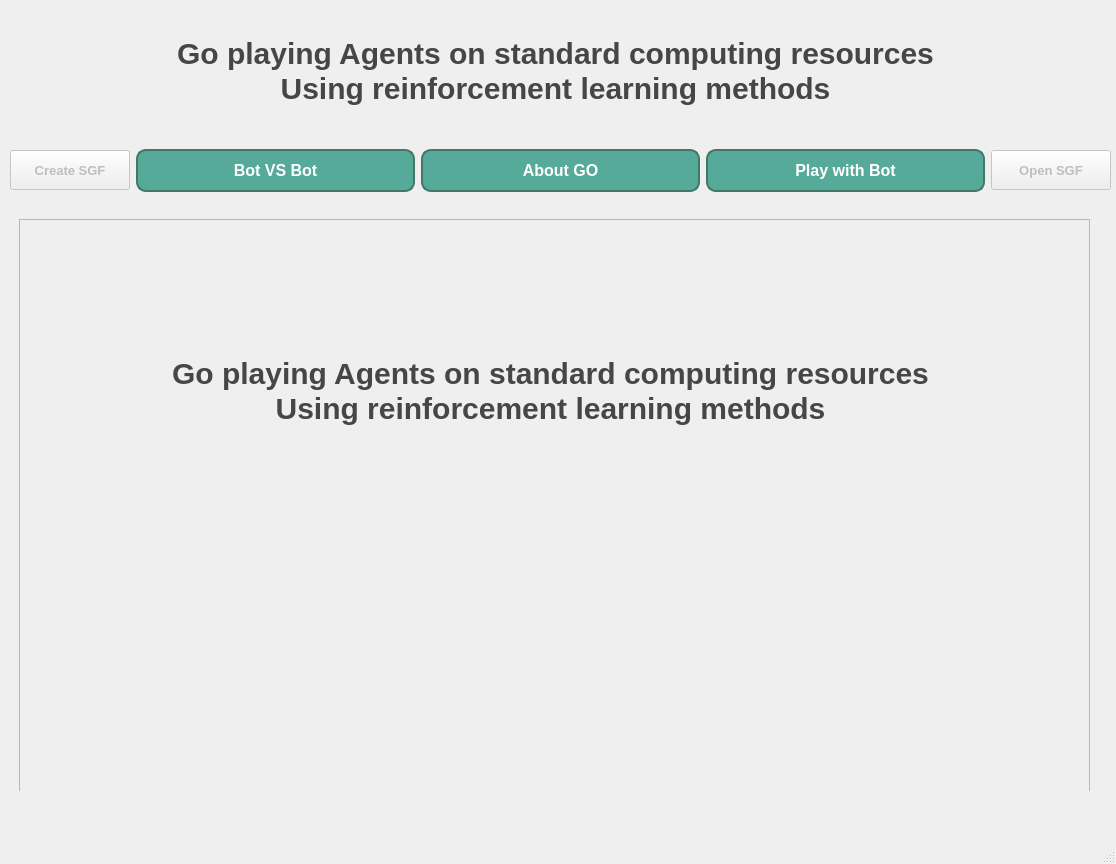
The window that gui/designs/MainMenuPage.ui (DariMe20/GoGameProject) describes before a commit, drawn with Qt 5.
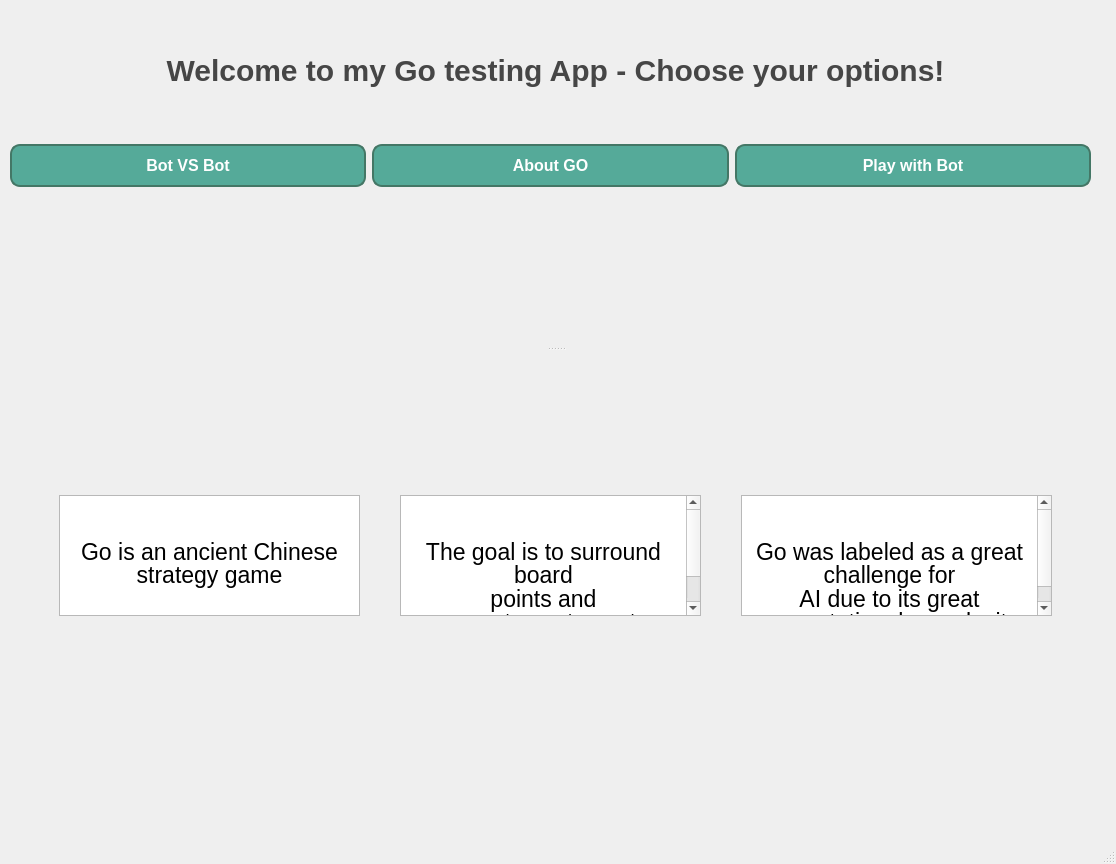
The same window after the commit. The open tabs and pages were chosen to show the change. Icons and pictures are not drawn.

Patch:
```diff
--- a/gui/designs/MainMenuPage.ui
+++ b/gui/designs/MainMenuPage.ui
@@ -31,8 +31,8 @@
      <rect>
       <x>10</x>
       <y>130</y>
-      <width>1101</width>
-      <height>81</height>
+                        <width>1081</width>
+                        <height>71</height>
      </rect>
     </property>
     <property name="minimumSize">
@@ -42,42 +42,6 @@
      </size>
     </property>
     <layout class="QHBoxLayout" name="horizontalLayout_2">
-     <item>
-      <widget class="QPushButton" name="pushButton_CreateSGF">
-       <property name="enabled">
-        <bool>false</bool>
-       </property>
-       <property name="maximumSize">
-        <size>
-         <width>120</width>
-         <height>40</height>
-        </size>
-       </property>
-       <property name="font">
-        <font>
-         <family>MS Shell Dlg 2</family>
-         <pointsize>10</pointsize>
-         <weight>75</weight>
-         <bold>true</bold>
-        </font>
-       </property>
-       <property name="cursor">
-        <cursorShape>PointingHandCursor</cursorShape>
-       </property>
-       <property name="text">
-        <string>Create SGF</string>
-       </property>
-       <property name="autoDefault">
-        <bool>false</bool>
-       </property>
-       <property name="default">
-        <bool>false</bool>
-       </property>
-       <property name="flat">
-        <bool>false</bool>
-       </property>
-      </widget>
-     </item>
      <item>
       <widget class="QPushButton" name="pushButton_BotVBot">
        <property name="minimumSize">
@@ -243,48 +207,6 @@
        </property>
       </widget>
      </item>
-     <item>
-      <widget class="QPushButton" name="pushButton_EditSGF">
-       <property name="enabled">
-        <bool>false</bool>
-       </property>
-       <property name="minimumSize">
-        <size>
-         <width>120</width>
-         <height>40</height>
-        </size>
-       </property>
-       <property name="maximumSize">
-        <size>
-         <width>120</width>
-         <height>40</height>
-        </size>
-       </property>
-       <property name="font">
-        <font>
-         <family>MS Shell Dlg 2</family>
-         <pointsize>10</pointsize>
-         <weight>75</weight>
-         <bold>true</bold>
-        </font>
-       </property>
-       <property name="cursor">
-        <cursorShape>PointingHandCursor</cursorShape>
-       </property>
-       <property name="text">
-        <string>Open SGF</string>
-       </property>
-       <property name="autoDefault">
-        <bool>false</bool>
-       </property>
-       <property name="default">
-        <bool>false</bool>
-       </property>
-       <property name="flat">
-        <bool>false</bool>
-       </property>
-      </widget>
-     </item>
     </layout>
    </widget>
    <widget class="QLabel" name="label">
@@ -313,8 +235,7 @@
             }</string>
     </property>
     <property name="text">
-     <string>Go playing Agents on standard computing resources 
-Using reinforcement learning methods</string>
+                    <string>Welcome to my Go testing App - Choose your options!</string>
     </property>
     <property name="scaledContents">
      <bool>true</bool>
@@ -386,7 +307,7 @@
         <x>9</x>
         <y>9</y>
         <width>1071</width>
-        <height>601</height>
+                                <height>571</height>
        </rect>
       </property>
       <layout class="QVBoxLayout" name="verticalLayout_2">
@@ -401,49 +322,194 @@
             <x>0</x>
             <y>0</y>
             <width>1067</width>
-            <height>597</height>
+                                                <height>567</height>
            </rect>
           </property>
           <widget class="QLabel" name="label_2">
            <property name="geometry">
             <rect>
-             <x>70</x>
-             <y>80</y>
-             <width>921</width>
-             <height>181</height>
-            </rect>
-           </property>
-           <property name="font">
-            <font>
-             <pointsize>-1</pointsize>
-             <weight>75</weight>
-             <bold>true</bold>
-            </font>
-           </property>
-           <property name="styleSheet">
-            <string notr="true">QLabel {
-                font-size: 30px;
-                font-weight: bold;
-                color: rgb(70, 70, 70);
-                padding: 20px;
-
-            }</string>
-           </property>
+                                                    <x>0</x>
+                                                    <y>0</y>
+                                                    <width>1071</width>
+                                                    <height>571</height>
+                                                </rect>
+                                            </property>
+                                            <property name="text">
+                                                <string/>
+                                            </property>
+                                            <property name="pixmap">
+                                                <pixmap>../../../Background.png</pixmap>
+                                            </property>
+                                            <property name="scaledContents">
+                                                <bool>true</bool>
+                                            </property>
+                                        </widget>
+                                    </widget>
+                                </widget>
+                            </item>
+                        </layout>
+                    </widget>
+                </widget>
+                <widget class="QWidget" name="page_AboutGo">
+                    <widget class="QSplitter" name="splitter">
+                        <property name="geometry">
+                            <rect>
+                                <x>15</x>
+                                <y>90</y>
+                                <width>1061</width>
+                                <height>461</height>
+                            </rect>
+                        </property>
+                        <property name="orientation">
+                            <enum>Qt::Vertical</enum>
+                        </property>
+                        <widget class="QWidget" name="">
+                            <layout class="QGridLayout" name="gridLayout_3">
+                                <item row="0" column="0">
+                                    <widget class="QLabel" name="label_3">
+                                        <property name="maximumSize">
+                                            <size>
+                                                <width>291</width>
+                                                <height>261</height>
+                                            </size>
+                                        </property>
            <property name="text">
-            <string>Go playing Agents on standard computing resources 
-Using reinforcement learning methods</string>
-           </property>
+                                            <string/>
+                                        </property>
+                                        <property name="pixmap">
+                                            <pixmap>../../../Picture2.jpg</pixmap>
+                                        </property>
            <property name="scaledContents">
             <bool>true</bool>
            </property>
-           <property name="alignment">
-            <set>Qt::AlignCenter</set>
-           </property>
-          </widget>
-         </widget>
-        </widget>
-       </item>
-      </layout>
+                                    </widget>
+                                </item>
+                                <item row="0" column="1">
+                                    <widget class="QLabel" name="label_7">
+                                        <property name="maximumSize">
+                                            <size>
+                                                <width>291</width>
+                                                <height>261</height>
+                                            </size>
+                                        </property>
+                                        <property name="text">
+                                            <string/>
+                                        </property>
+                                        <property name="pixmap">
+                                            <pixmap>../../../Picture3.jpg</pixmap>
+                                        </property>
+                                        <property name="scaledContents">
+                                            <bool>true</bool>
+                                        </property>
+                                    </widget>
+                                </item>
+                                <item row="0" column="2">
+                                    <widget class="QLabel" name="label_8">
+                                        <property name="maximumSize">
+                                            <size>
+                                                <width>291</width>
+                                                <height>261</height>
+                                            </size>
+                                        </property>
+                                        <property name="text">
+                                            <string/>
+                                        </property>
+                                        <property name="pixmap">
+                                            <pixmap>../../../Picture4.jpg</pixmap>
+                                        </property>
+                                        <property name="scaledContents">
+                                            <bool>true</bool>
+                                        </property>
+                                    </widget>
+                                </item>
+                            </layout>
+                        </widget>
+                        <widget class="QWidget" name="">
+                            <layout class="QGridLayout" name="gridLayout_4">
+                                <item row="0" column="0">
+                                    <widget class="QTextBrowser" name="textBrowser">
+                                        <property name="maximumSize">
+                                            <size>
+                                                <width>301</width>
+                                                <height>121</height>
+                                            </size>
+                                        </property>
+                                        <property name="html">
+                                            <string>&lt;!DOCTYPE HTML PUBLIC &quot;-//W3C//DTD HTML 4.0//EN&quot; &quot;http://www.w3.org/TR/REC-html40/strict.dtd&quot;&gt;
+                                                &lt;html&gt;&lt;head&gt;&lt;meta name=&quot;qrichtext&quot; content=&quot;1&quot;
+                                                /&gt;&lt;style type=&quot;text/css&quot;&gt;
+                                                p, li { white-space: pre-wrap; }
+                                                &lt;/style&gt;&lt;/head&gt;&lt;body style=&quot; font-family:'MS Shell
+                                                Dlg 2';
+                                                font-size:15.75pt; font-weight:400; font-style:normal;&quot;&gt;
+                                                &lt;p align=&quot;center&quot; style=&quot; margin-top:0px;
+                                                margin-bottom:0px;
+                                                margin-left:0px; margin-right:0px; -qt-block-indent:0; text-indent:0px;
+                                                line-height:90%;&quot;&gt;&lt;span style=&quot; font-family:'Aptos';
+                                                font-size:17pt; color:#000000;&quot;&gt;Go is an ancient Chinese
+                                                strategy game&lt;/span&gt;&lt;span
+                                                style=&quot; font-size:16pt;&quot;&gt; &lt;/span&gt;&lt;/p&gt;&lt;/body&gt;&lt;/html&gt;
+                                            </string>
+                                        </property>
+                                    </widget>
+                                </item>
+                                <item row="0" column="1">
+                                    <widget class="QTextBrowser" name="textBrowser_2">
+                                        <property name="maximumSize">
+                                            <size>
+                                                <width>301</width>
+                                                <height>121</height>
+                                            </size>
+                                        </property>
+                                        <property name="html">
+                                            <string>&lt;!DOCTYPE HTML PUBLIC &quot;-//W3C//DTD HTML 4.0//EN&quot; &quot;http://www.w3.org/TR/REC-html40/strict.dtd&quot;&gt;
+                                                &lt;html&gt;&lt;head&gt;&lt;meta name=&quot;qrichtext&quot; content=&quot;1&quot;
+                                                /&gt;&lt;style type=&quot;text/css&quot;&gt;
+                                                p, li { white-space: pre-wrap; }
+                                                &lt;/style&gt;&lt;/head&gt;&lt;body style=&quot; font-family:'MS Shell
+                                                Dlg 2';
+                                                font-size:15.75pt; font-weight:400; font-style:normal;&quot;&gt;
+                                                &lt;p align=&quot;center&quot; style=&quot; margin-top:0px;
+                                                margin-bottom:0px;
+                                                margin-left:0px; margin-right:0px; -qt-block-indent:0; text-indent:0px;
+                                                line-height:90%;&quot;&gt;&lt;span style=&quot; font-family:'Aptos';
+                                                font-size:17pt; color:#000000;&quot;&gt;The goal is to surround board
+                                                points and
+                                                enemy stones to capture them. &lt;/span&gt;&lt;/p&gt;&lt;/body&gt;&lt;/html&gt;
+                                            </string>
+                                        </property>
+                                    </widget>
+                                </item>
+                                <item row="0" column="2">
+                                    <widget class="QTextBrowser" name="textBrowser_3">
+                                        <property name="maximumSize">
+                                            <size>
+                                                <width>311</width>
+                                                <height>121</height>
+                                            </size>
+                                        </property>
+                                        <property name="html">
+                                            <string>&lt;!DOCTYPE HTML PUBLIC &quot;-//W3C//DTD HTML 4.0//EN&quot; &quot;http://www.w3.org/TR/REC-html40/strict.dtd&quot;&gt;
+                                                &lt;html&gt;&lt;head&gt;&lt;meta name=&quot;qrichtext&quot; content=&quot;1&quot;
+                                                /&gt;&lt;style type=&quot;text/css&quot;&gt;
+                                                p, li { white-space: pre-wrap; }
+                                                &lt;/style&gt;&lt;/head&gt;&lt;body style=&quot; font-family:'MS Shell
+                                                Dlg 2';
+                                                font-size:15.75pt; font-weight:400; font-style:normal;&quot;&gt;
+                                                &lt;p align=&quot;center&quot; style=&quot; margin-top:0px;
+                                                margin-bottom:0px;
+                                                margin-left:0px; margin-right:0px; -qt-block-indent:0; text-indent:0px;
+                                                line-height:90%;&quot;&gt;&lt;span style=&quot; font-family:'Aptos';
+                                                font-size:17pt; color:#000000;&quot;&gt;Go was labeled as a great
+                                                challenge for
+                                                AI due to its great computational complexity&lt;/span&gt;&lt;span style=&quot;
+                                                font-size:16pt;&quot;&gt; &lt;/span&gt;&lt;/p&gt;&lt;/body&gt;&lt;/html&gt;
+                                            </string>
+                                        </property>
+                                    </widget>
+                                </item>
+                            </layout>
+                        </widget>
      </widget>
     </widget>
     <widget class="QWidget" name="page_CreateSGF">
@@ -1353,6 +1419,90 @@
      </widget>
     </widget>
    </widget>
+            <widget class="QPushButton" name="pushButton_EditSGF">
+                <property name="enabled">
+                    <bool>false</bool>
+                </property>
+                <property name="geometry">
+                    <rect>
+                        <x>990</x>
+                        <y>70</y>
+                        <width>120</width>
+                        <height>40</height>
+                    </rect>
+                </property>
+                <property name="minimumSize">
+                    <size>
+                        <width>120</width>
+                        <height>40</height>
+                    </size>
+                </property>
+                <property name="maximumSize">
+                    <size>
+                        <width>120</width>
+                        <height>40</height>
+                    </size>
+                </property>
+                <property name="font">
+                    <font>
+                        <family>MS Shell Dlg 2</family>
+                        <pointsize>10</pointsize>
+                        <weight>75</weight>
+                        <bold>true</bold>
+                    </font>
+                </property>
+                <property name="cursor">
+                    <cursorShape>PointingHandCursor</cursorShape>
+                </property>
+                <property name="text">
+                    <string/>
+                </property>
+                <property name="autoDefault">
+                    <bool>false</bool>
+                </property>
+                <property name="default">
+                    <bool>false</bool>
+                </property>
+                <property name="flat">
+                    <bool>true</bool>
+                </property>
+            </widget>
+            <widget class="QPushButton" name="pushButton_CreateSGF">
+                <property name="enabled">
+                    <bool>true</bool>
+                </property>
+                <property name="geometry">
+                    <rect>
+                        <x>1040</x>
+                        <y>20</y>
+                        <width>41</width>
+                        <height>41</height>
+                    </rect>
+                </property>
+                <property name="font">
+                    <font>
+                        <family>MS Shell Dlg 2</family>
+                        <pointsize>10</pointsize>
+                        <weight>75</weight>
+                        <bold>true</bold>
+                    </font>
+                </property>
+                <property name="cursor">
+                    <cursorShape>PointingHandCursor</cursorShape>
+                </property>
+                <property name="text">
+                    <string/>
+                </property>
+                <property name="autoDefault">
+                    <bool>false</bool>
+                </property>
+                <property name="default">
+                    <bool>false</bool>
+                </property>
+                <property name="flat">
+                    <bool>true</bool>
+                </property>
+            </widget>
   </widget>
   <widget class="QMenuBar" name="menubar">
    <property name="geometry">
```
Left out of the diff: 499 changed lines with no effect on the pictures. Lines whose indentation alone changed are shown as unchanged.
